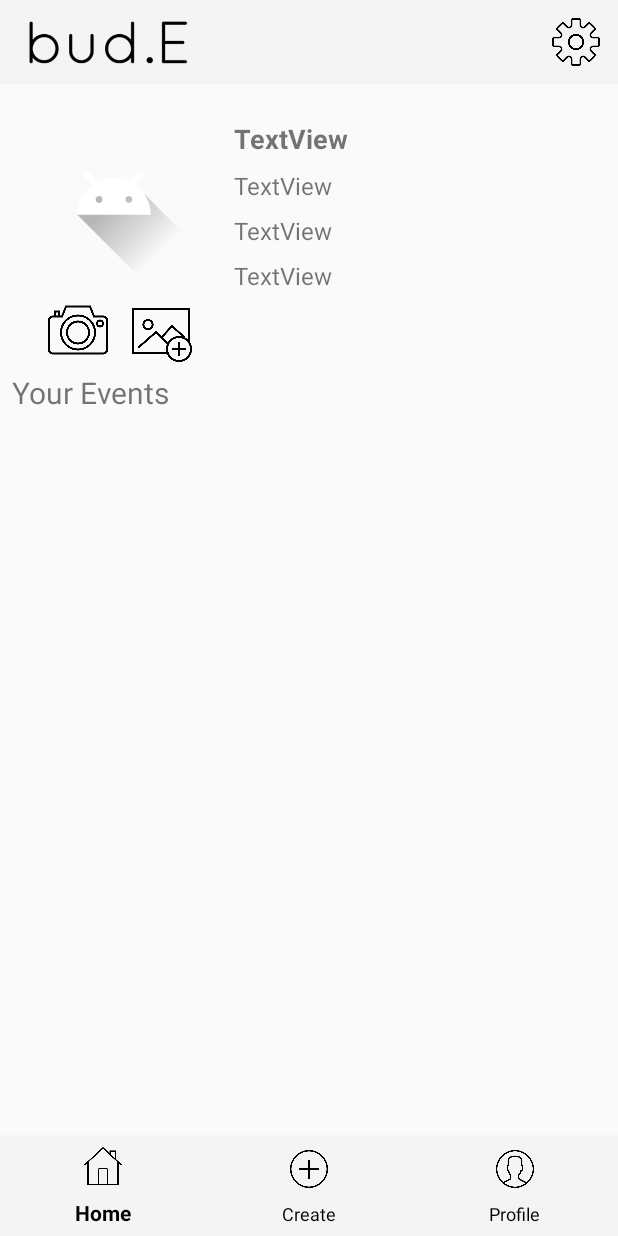
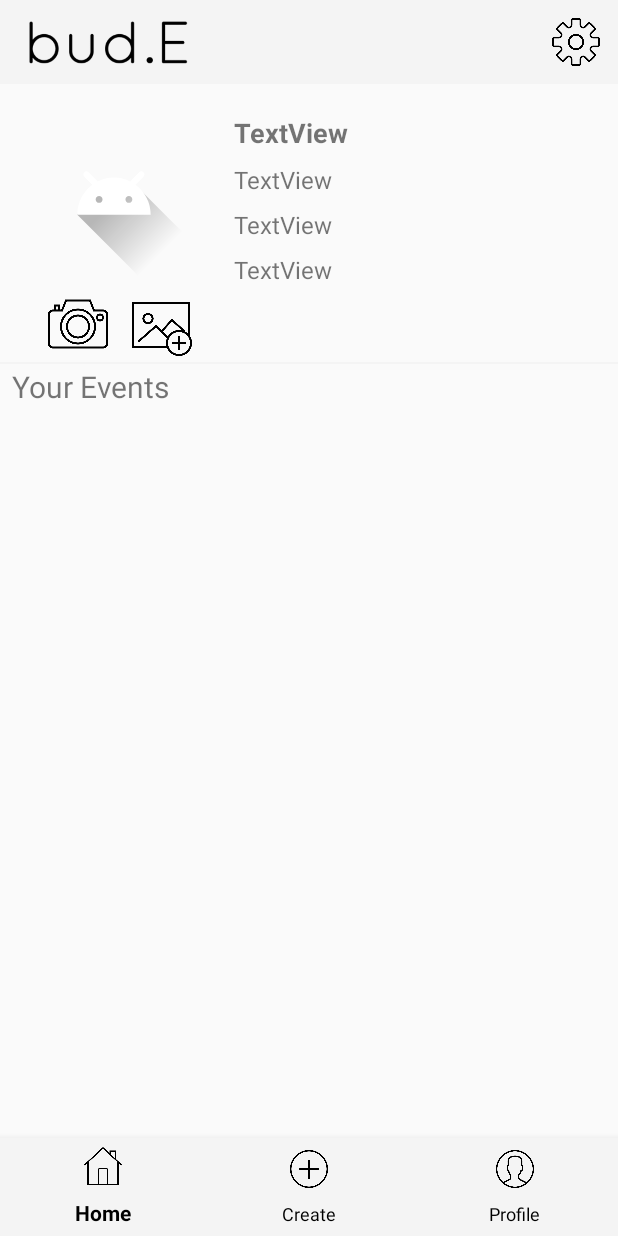
Before and after one commit to activity-tinder/ActivityTinder, an Android app: the fragment ProfileFragment placed in its activity, on a phone screen of 412 x 824 dp. Run offline under Robolectric (Android 15) with nearby library versions, the phone set to English and light mode, and no system bars; our stand-ins replace androidx.preference; libraries missing offline, so code that uses them is left out: com.mindorks.placeholderview, org.parceler; pictures from the network do not load; 22 statements that could not run were skipped.

Commit message:
created a line divider in profile

```diff
--- a/app/src/main/res/layout/fragment_profile.xml
+++ b/app/src/main/res/layout/fragment_profile.xml
@@ -14,7 +14,7 @@
         android:layout_height="wrap_content"
         android:layout_marginStart="20dp"
         android:layout_marginLeft="20dp"
-        android:layout_marginTop="24dp"
+        android:layout_marginTop="20dp"
         android:layout_marginEnd="8dp"
         android:layout_marginRight="8dp"
         android:text="TextView"
@@ -143,7 +143,7 @@
         android:layout_height="40dp"
         android:layout_marginStart="32dp"
         android:layout_marginLeft="32dp"
-        android:layout_marginTop="8dp"
+        android:layout_marginTop="4dp"
         android:background="@drawable/ic_camera"
         app:layout_constraintStart_toStartOf="parent"
         app:layout_constraintTop_toBottomOf="@+id/ivProfilePicture" />
@@ -154,10 +154,20 @@
         android:layout_height="40dp"
         android:layout_marginStart="16dp"
         android:layout_marginLeft="16dp"
-        android:layout_marginTop="11dp"
+        android:layout_marginTop="7dp"
         android:background="@drawable/ic_image_upload"
         app:layout_constraintStart_toEndOf="@+id/btnTakeImage"
         app:layout_constraintTop_toBottomOf="@+id/ivProfilePicture" />
 
+    <View
+        android:id="@+id/divider"
+        android:layout_width="match_parent"
+        android:layout_height="1dp"
+        android:layout_marginTop="2dp"
+        android:background="@color/light_grey"
+        app:layout_constraintEnd_toEndOf="parent"
+        app:layout_constraintStart_toStartOf="parent"
+        app:layout_constraintTop_toBottomOf="@+id/btnUploadImage" />
+
 
 </androidx.constraintlayout.widget.ConstraintLayout>
```
